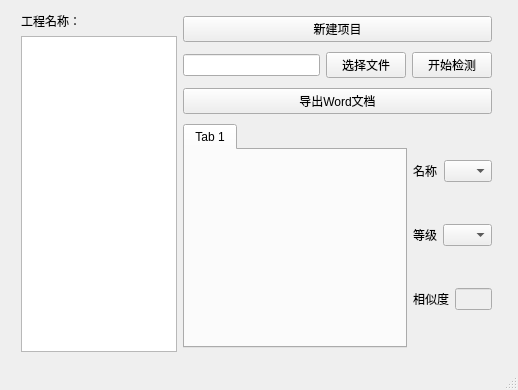
This is sewerclient.ui in Bigone19/sewer as Qt 5 draws it before an edit. The edited form follows.
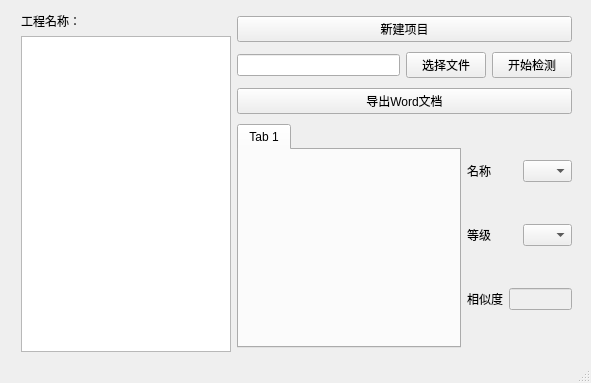
This is the edited form.

Patch:
```diff
--- a/sewerclient.ui
+++ b/sewerclient.ui
@@ -6,8 +6,8 @@
    <rect>
     <x>0</x>
     <y>0</y>
-    <width>518</width>
-    <height>390</height>
+    <width>591</width>
+    <height>383</height>
    </rect>
   </property>
   <property name="windowTitle">
@@ -19,7 +19,7 @@
      <rect>
       <x>21</x>
       <y>12</y>
-      <width>471</width>
+      <width>551</width>
       <height>340</height>
      </rect>
     </property>
```
